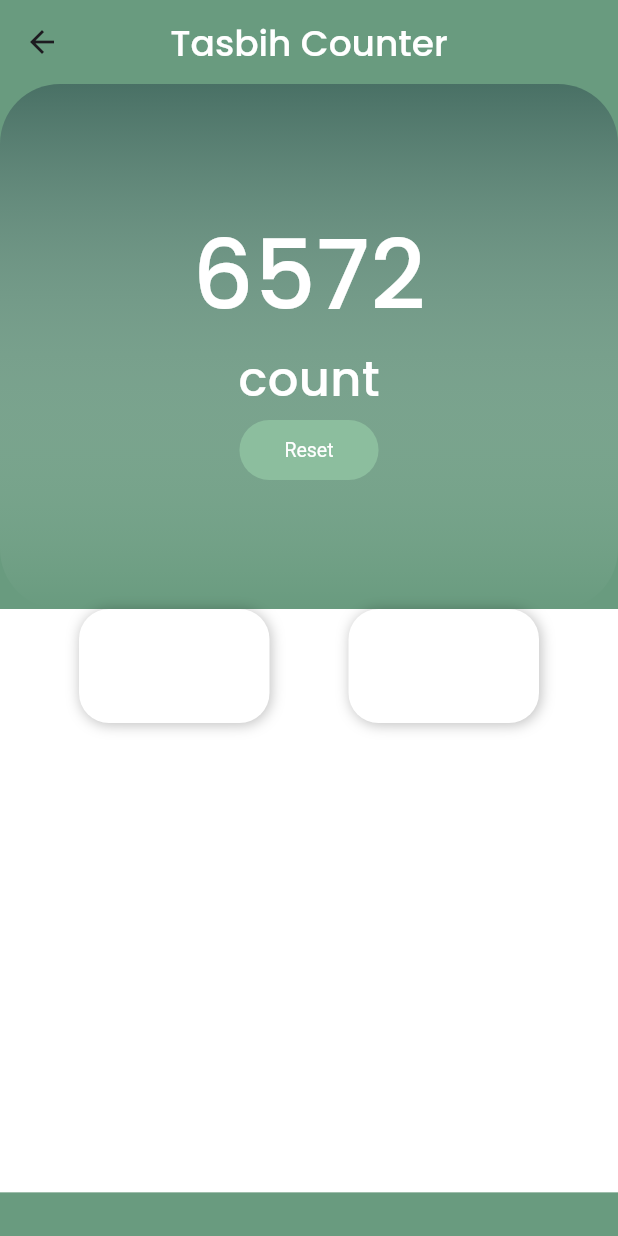
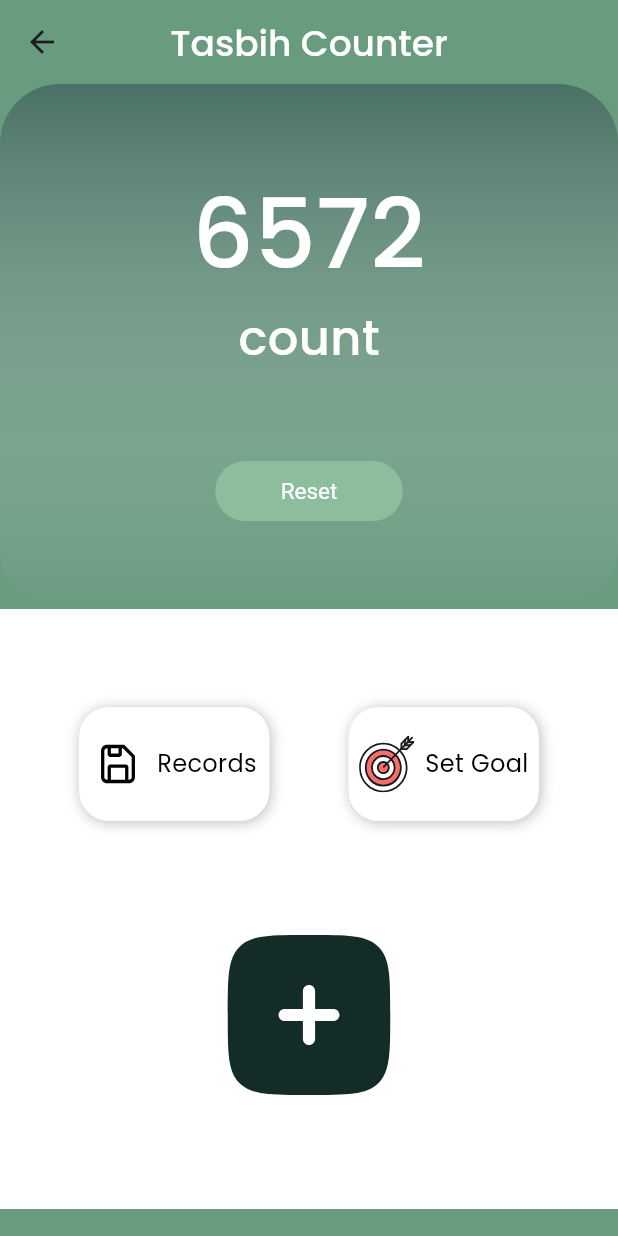
Before and after one commit to muazzzznabil/Muslim-Guider_flutter, a Flutter app: the tasbihCounter screen opened by its route, on a phone screen of 412 x 824 dp. Run offline on Flutter 3.47's test engine with Material 3 defaults, Android fonts, the phone set to English and light mode, and no system bars; our stand-ins replace flutter_svg.

Commit message:
deng tasbihCounter.dart v1 1131

```diff
--- a/lib/pages/tasbihCounter.dart
+++ b/lib/pages/tasbihCounter.dart
@@ -17,9 +17,134 @@ class _tasbihCounterState extends State<tasbihCounter> {
       appBar: appBar(),
       body: ListView(
         children: [
-          Container(
+          //Container tasbih Counter
+          _countTasbih(),
+          //Container untuk record dan set goal
+          _recordsAndGoals(),
+          //Container untuk button tambah
+        ],
+      ),
+    );
+  }
+
+  Container _recordsAndGoals() {
+    double screenHeight = MediaQuery.of(context).size.height;
+    return Container(
+          color: Color(0xffffffff),
+          height: 400,
           child: Column(
+            mainAxisAlignment: MainAxisAlignment.spaceEvenly,
+            children: [
+              Row(
+                mainAxisAlignment: MainAxisAlignment.spaceEvenly,
+                children: [
+                  //Container untuk button record
+                  GestureDetector(
+                    onTap: (){
+                      Navigator.pushNamed(context, '/tasbihRecords');
+                    },
+                    child: Container(
+                      child: Row(
+                        mainAxisAlignment: MainAxisAlignment.spaceEvenly,
+                        children: [
+                          SvgPicture.asset(
+                              'assets/icons/records.svg'
+                          ),
+                          Center(
+                            child: Text(
+                              'Records',
+                              style: TextStyle(
+                                  fontSize: 16,
+                                  fontWeight: FontWeight.w400,
+                                  color: Color(0xff000000)
+                              ),
+                            ),
+                          ),
+                        ],
+                      ),
+                      height: 76,
+                      width: 127,
+                      decoration: BoxDecoration(
+                        color: Color(0xffffffff),
+                        boxShadow: [
+                          BoxShadow(
+                              color: Color(0xff000000).withOpacity(0.25),
+                              offset: const Offset(1, 1),
+                              blurRadius: 7.3,
+                              spreadRadius: 0
+                          )
+                        ],
+                        borderRadius: BorderRadius.circular(20),
+                      ),
+                    ),
+                  ),
+
+
+                  //Container untuk button set goal
+                  GestureDetector(
+                    onTap: (){},
+                    child: Container(
+                      child: Row(
+                        mainAxisAlignment: MainAxisAlignment.spaceEvenly,
+                        children: [
+                          SvgPicture.asset(
+                              'assets/icons/goal.svg'
+                          ),
+                          Center(
+                            child: Text(
+                              'Set Goal',
+                              style: TextStyle(
+                                  fontWeight: FontWeight.w400,
+                                  color: Color(0xff000000),
+                                  fontSize: 16
+                              ),
+                            ),
+                          ),
+                        ],
+                      ),
+                      height: 76,
+                      width: 127,
+                      decoration: BoxDecoration(
+                        color: Color(0xffffffff),
+                        boxShadow: [
+                          BoxShadow(
+                              color: Color(0xff000000).withOpacity(0.25),
+                              offset: const Offset(1, 1),
+                              blurRadius: 7.3,
+                              spreadRadius: 0
+                          )
+                        ],
+                        borderRadius: BorderRadius.circular(20),
+                      ),
+                    ),
+                  ),
+
+                ],
+              ),
+
+              //Button untuk counting
+              Row(
                 mainAxisAlignment: MainAxisAlignment.center,
+                children: [
+                  GestureDetector(
+                    onTap: (){},
+                    child: SvgPicture.asset(
+                      'assets/icons/add-square-button.svg'
+                    ),
+                  ),
+                ],
+              ),
+            ],
+          ),
+        );
+  }
+
+  Container _countTasbih() {
+    return Container(
+          child: Column(
+            mainAxisAlignment: MainAxisAlignment.spaceEvenly,
+            children: [
+              Column(
                 children: [
                   Text(
                     '6572',
@@ -37,18 +162,37 @@ class _tasbihCounterState extends State<tasbihCounter> {
                         color: Color(0xffffffff)
                     ),
                   ),
-                TextButton(
+                ],
+              ),
+
+              SizedBox(
+                width: 125,
+                child: TextButton(
                   onPressed: (){},
-                  child: Text('Reset'),
+                  child: Row(
+                    mainAxisAlignment: MainAxisAlignment.center,
+                    children: [
+                      Text(
+                          'Reset',
+                        style: TextStyle(
+                          fontSize: 15,
+                        ),
+                      ),
+                      // SvgPicture.asset(
+                      //   'assets/icons/reset.svg'
+                      // ),
+                    ],
+                  ),
                   style: TextButton.styleFrom(
                     foregroundColor: Color(0xffffffff),
                     backgroundColor: Color(0xff8cbe9e),
                     padding: EdgeInsets.symmetric(
-                      horizontal: 30
+                      horizontal: 30,
                     ),
                     textStyle: TextStyle(
                       fontSize: 13
                     )
+                  ),
                 ),
               )
             ],
@@ -66,61 +210,8 @@ class _tasbihCounterState extends State<tasbihCounter> {
             ),
             borderRadius: BorderRadius.circular(40),
           ),
-          ),
-
-          //Container untuk record dan set goal
-          Container(
-            color: Color(0xffffffff),
-            height: 388.9,
-            child: Column(
-              children: [
-                Row(
-                  mainAxisAlignment: MainAxisAlignment.spaceEvenly,
-                  children: [
-                    //Container untuk button record
-                    Container(
-                      height: 76,
-                      width: 127,
-                      decoration: BoxDecoration(
-                        color: Color(0xffffffff),
-                        boxShadow: [
-                          BoxShadow(
-                            color: Color(0xff000000).withOpacity(0.25),
-                            offset: const Offset(1, 1),
-                            blurRadius: 7.3,
-                            spreadRadius: 0
-                          )
-                        ],
-                        borderRadius: BorderRadius.circular(20),
-                      ),
-                    ),
-                    //Container untuk button set goal
-                    Container(
-                      height: 76,
-                      width: 127,
-                      decoration: BoxDecoration(
-                        color: Color(0xffffffff),
-                        boxShadow: [
-                          BoxShadow(
-                              color: Color(0xff000000).withOpacity(0.25),
-                              offset: const Offset(1, 1),
-                              blurRadius: 7.3,
-                              spreadRadius: 0
-                          )
-                        ],
-                        borderRadius: BorderRadius.circular(20),
-                      ),
-                    ),
-                  ],
-                ),
-              ],
-            ),
-          )
-        ],
-      ),
         );
   }
-
 
   //AppBar
   AppBar appBar() {
```
Lines whose indentation alone changed are shown as unchanged.
